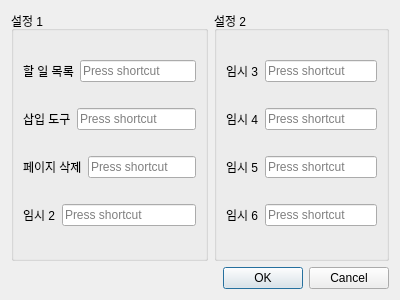
The window that ui/settings.ui (Glen-Lee-glitch/new_viewer) describes before a commit, drawn with Qt 5.
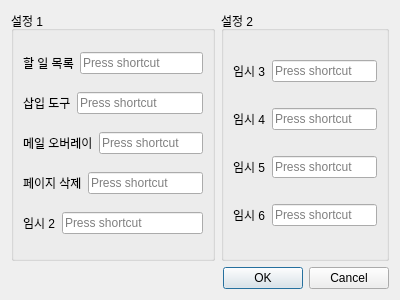
The same window after the commit.

Commit message:
feat: 메일 오버레이 토글 단축키 추가 (기본값: M)
- settings.ui에 메일 오버레이 단축키 설정 항목 추가
- settings_dialog.py에 메일 오버레이 단축키 로드/저장 로직 추가
- main_window.py에 toggle_mail_overlay_action 액션 추가 및 단축키 적용
- PDF 뷰어와 썸네일 영역 모두에서 M키로 메일 오버레이 토글 가능

```diff
--- a/ui/settings.ui
+++ b/ui/settings.ui
@@ -50,6 +50,20 @@
           </item>
          </layout>
         </item>
+        <item>
+         <layout class="QHBoxLayout" name="horizontalLayout_10">
+          <item>
+           <widget class="QLabel" name="label_9">
+            <property name="text">
+             <string>메일 오버레이</string>
+            </property>
+           </widget>
+          </item>
+          <item>
+           <widget class="QKeySequenceEdit" name="keySequenceEdit_toggleMailOverlay"/>
+          </item>
+         </layout>
+        </item>
         <item>
          <layout class="QHBoxLayout" name="horizontalLayout_5">
           <item>
```
The commit also changes 3 other files.
